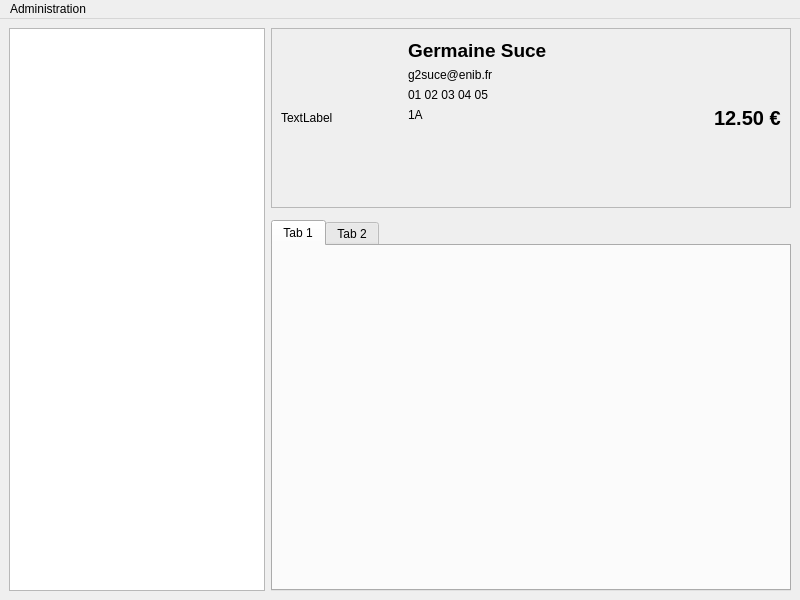
The window that application/ui/mainwindow.ui (nils-van-zuijlen/Enibar) describes before a commit, drawn with Qt 5.
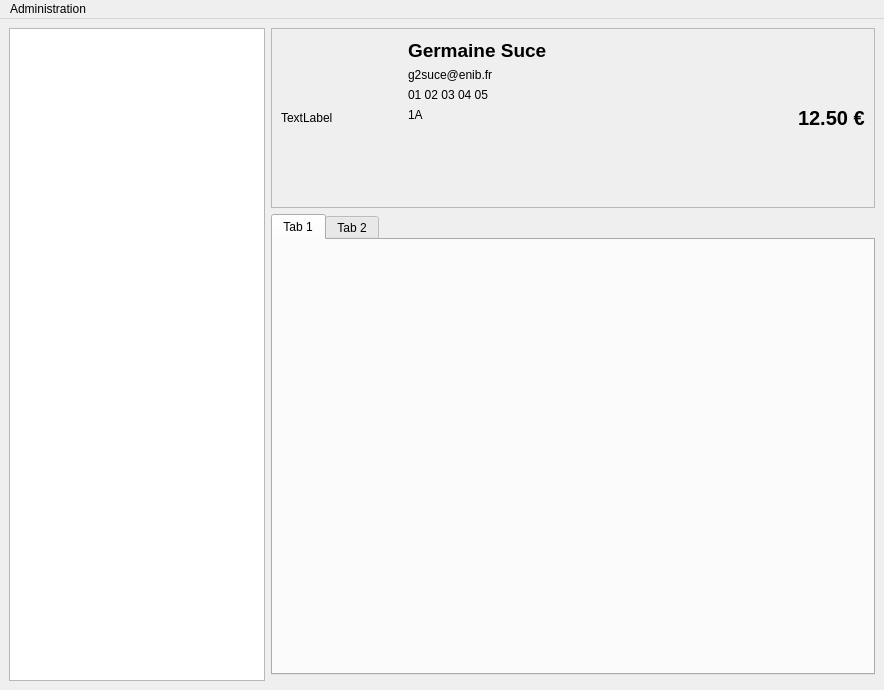
The same window after the commit. Custom widgets are drawn as their Qt base class.

Commit message: Use the ui file to link our menu to actions.

The edit to the form file:
```diff
--- a/application/ui/mainwindow.ui
+++ b/application/ui/mainwindow.ui
@@ -6,8 +6,8 @@
    <rect>
     <x>0</x>
     <y>0</y>
-    <width>800</width>
-    <height>600</height>
+    <width>884</width>
+    <height>690</height>
    </rect>
   </property>
   <property name="sizePolicy">
@@ -21,23 +21,6 @@
   </property>
   <widget class="QWidget" name="centralwidget">
    <layout class="QGridLayout" name="gridLayout_3">
-    <item row="2" column="1">
-     <widget class="QTabWidget" name="tabWidget">
-      <property name="currentIndex">
-       <number>0</number>
-      </property>
-      <widget class="QWidget" name="tab_7">
-       <attribute name="title">
-        <string>Tab 1</string>
-       </attribute>
-      </widget>
-      <widget class="QWidget" name="tab_8">
-       <attribute name="title">
-        <string>Tab 2</string>
-       </attribute>
-      </widget>
-     </widget>
-    </item>
     <item row="0" column="1">
      <widget class="QFrame" name="note_box">
       <property name="enabled">
@@ -249,6 +232,23 @@
       </property>
      </widget>
     </item>
+    <item row="1" column="1">
+     <widget class="QTabWidget" name="tabWidget">
+      <property name="currentIndex">
+       <number>0</number>
+      </property>
+      <widget class="QWidget" name="tab_7">
+       <attribute name="title">
+        <string>Tab 1</string>
+       </attribute>
+      </widget>
+      <widget class="QWidget" name="tab_8">
+       <attribute name="title">
+        <string>Tab 2</string>
+       </attribute>
+      </widget>
+     </widget>
+    </item>
    </layout>
   </widget>
   <widget class="MenuBar" name="menu_bar">
@@ -256,7 +256,7 @@
     <rect>
      <x>0</x>
      <y>0</y>
-     <width>800</width>
+     <width>884</width>
      <height>20</height>
     </rect>
    </property>
```
Left out of the diff: 65 changed lines with no effect on the pictures. The commit also changes 2 other files.
